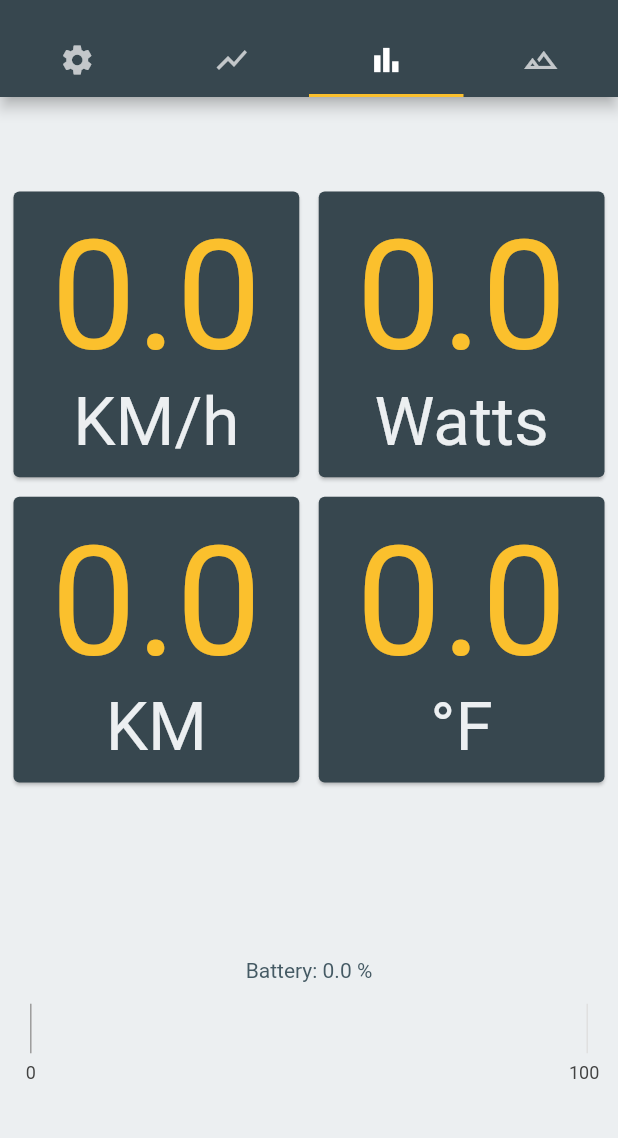
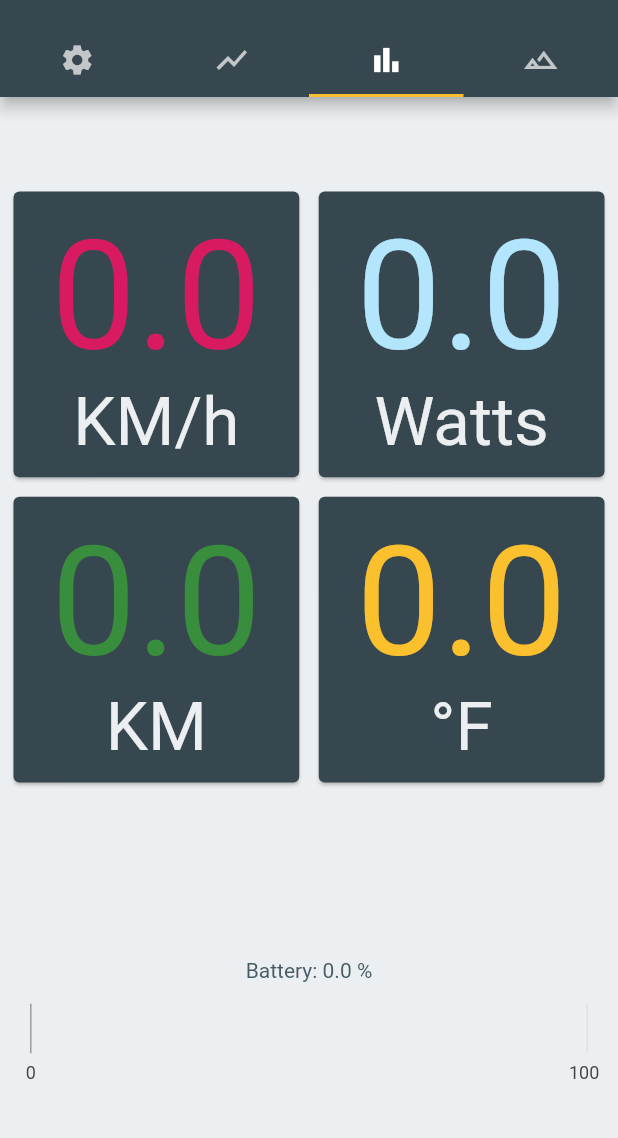
Before and after one commit to batr0/bike_fitness, a Flutter app: the screen it shows after launch, tab 3 chosen, on a phone screen of 412 x 824 dp, the part 59-1197 px from its top. Run offline on Flutter 3.47's test engine with Material 2 defaults, Android fonts, the phone set to English and light mode, and no system bars; our stand-ins replace charts_flutter, flutter_blue, flutter_map, latlong.

Commit message:
Fixed Map home Length noSuchMethodError -Centered map on college station -changed graphs.dart colors -place holder for title image/page

```diff
--- a/lib/graphs.dart
+++ b/lib/graphs.dart
@@ -403,7 +403,7 @@ class _gridGraphState extends State<gridGraph> {
                    child: FittedBox(
                        alignment: Alignment.bottomCenter,
                        fit: BoxFit.contain,
-                       child:Text(" $_spd ",  style: TextStyle(color: Colors.yellow[700]))),
+                       child:Text(" $_spd ",  style: TextStyle(color: Colors.pink[600]))),
                  ),
                      Expanded(
                        child:   Text("KM/h",  style: TextStyle(color: Colors.blueGrey[50],fontSize: 45),),
@@ -420,7 +420,7 @@ class _gridGraphState extends State<gridGraph> {
                       child: FittedBox(
                           alignment: Alignment.bottomCenter,
                           fit: BoxFit.contain,
-                          child:Text(" $_pwr ",  style: TextStyle(color: Colors.yellow[700]))),
+                          child:Text(" $_pwr ",  style: TextStyle(color: Colors.lightBlue[100]))),
                     ),
                     Expanded(
                       child:   Text("Watts",  style: TextStyle(color: Colors.blueGrey[50],fontSize: 45),),
@@ -437,7 +437,7 @@ class _gridGraphState extends State<gridGraph> {
                       child: FittedBox(
                           alignment: Alignment.bottomCenter,
                           fit: BoxFit.contain,
-                          child:Text(" $_dist ",  style: TextStyle(color: Colors.yellow[700]))),
+                          child:Text(" $_dist ",  style: TextStyle(color: Colors.green[700]))),
                     ),
                     Expanded(
                       child:   Text("KM",  style: TextStyle(color: Colors.blueGrey[50],fontSize: 45),),
--- a/lib/pages/home.dart
+++ b/lib/pages/home.dart
@@ -2,8 +2,9 @@ import 'package:bike_fitness/main.dart';
 import 'package:flutter/material.dart';
 import 'package:flutter_map/flutter_map.dart';
 import 'package:latlong/latlong.dart';
+import 'package:bike_fitness/heatmap.dart';
+import '../widgets/drawer.dart';
 
-import '../widgets/drawer.dart';
 
 class HomePage extends StatelessWidget {
   static const String route = '/';
@@ -75,7 +76,6 @@ class HomePage extends StatelessWidget {
             ),
           ],
         ),
-
       ),
     );
   }
--- a/lib/pages/polyline.dart
+++ b/lib/pages/polyline.dart
@@ -28,7 +28,7 @@ class PolylinePage extends StatelessWidget {
                 layers: [
                   TileLayerOptions(
                       urlTemplate:
-                          'https://{s}.tile.openstreetmap.org/{z}/{x}/{y}.png',
+                      'https://{s}.tile.openstreetmap.org/{z}/{x}/{y}.png',
                       subdomains: ['a', 'b', 'c']),
                   PolylineLayerOptions(
                     polylines: [
--- a/lib/pages/zdata.dart
+++ b/lib/pages/zdata.dart
@@ -41,7 +41,7 @@ class _MyHomePageState extends State<MyHomePage> {
       body: Stack(children: [
         FlutterMap(
           options: new MapOptions(
-            center: LatLng(30.62734	,	-96.34081667),
+            center: LatLng(30.61973	,	-96.33495	),
             zoom: 14.0,
           ),
           layers: [
--- a/lib/settings.dart
+++ b/lib/settings.dart
@@ -30,9 +30,10 @@ class MyHomePage extends StatelessWidget {
     return Scaffold(
 
       appBar: AppBar(title: Text(title)),
+
      backgroundColor:  Colors.blueGrey[50],
-
-   //   body: Image(image: AssetImage('assets/graphics/bike.jpg'), fit: BoxFit.fill,),
+      ///add image to the settings pages
+      //body: Image(image: AssetImage('assets/graphics/logo.png'), fit: BoxFit.none,),
       drawer: Drawer(
         // Add a ListView to the drawer. This ensures the user can scroll
         // through the options in the drawer if there isn't enough vertical
```
